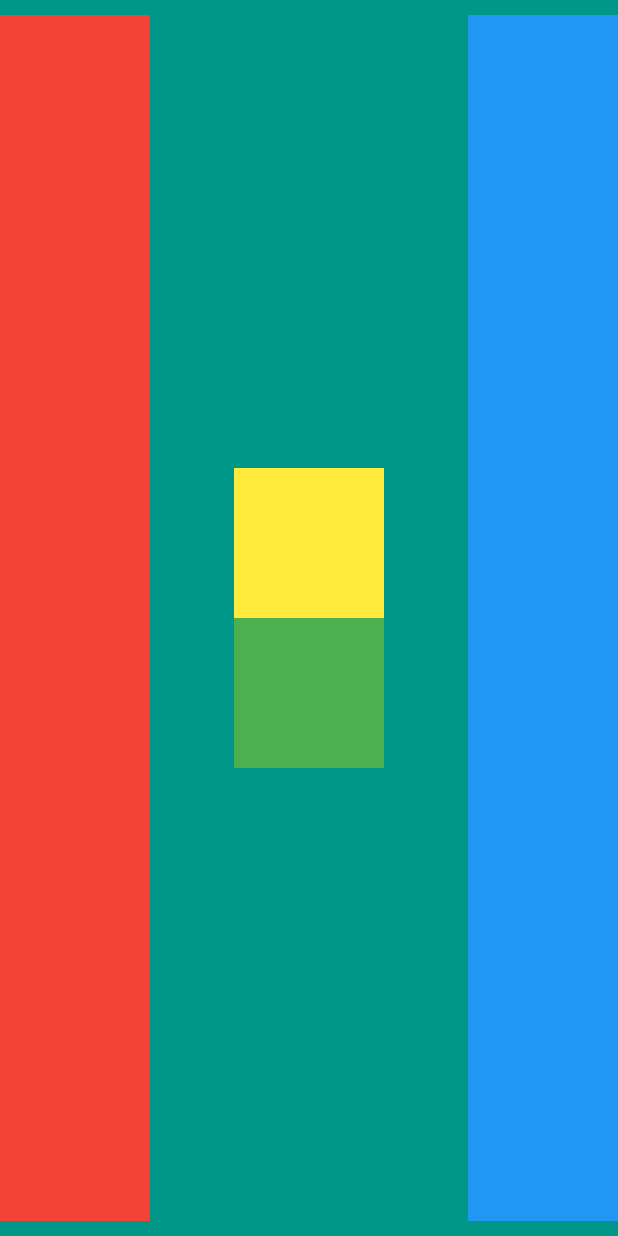
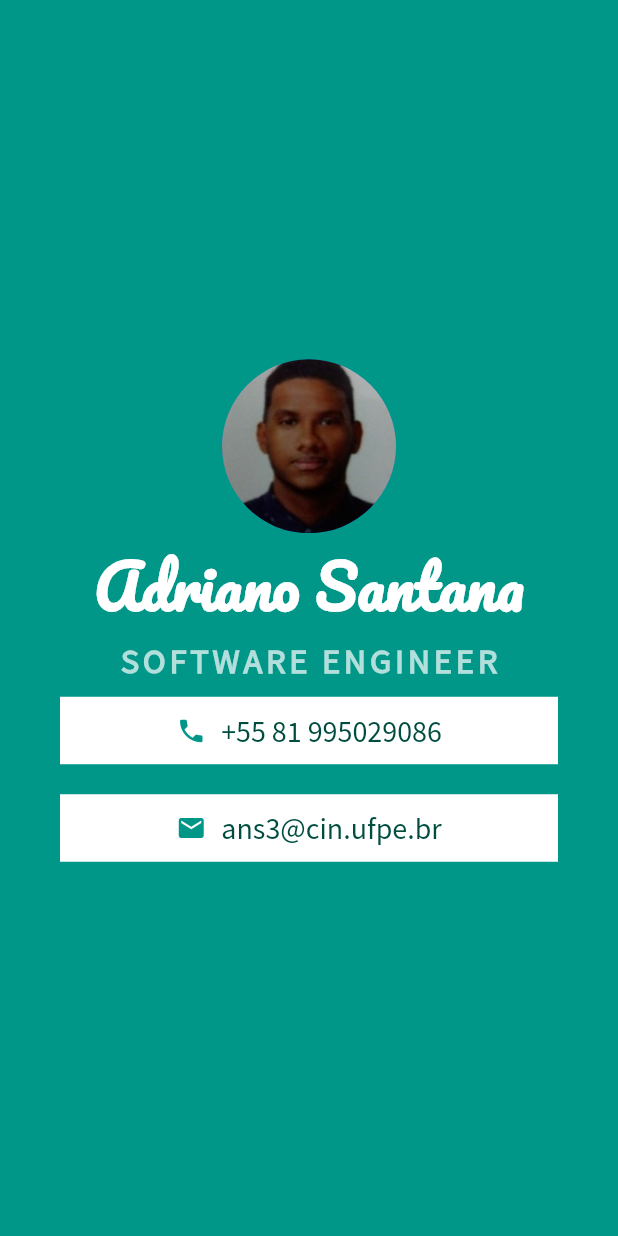
Before and after one commit to AdrianoSantana/Business-card, a Flutter app: the screen it shows after launch, on a phone screen of 412 x 824 dp. Run offline on Flutter 3.47's test engine with Material 2 defaults, Android fonts, the phone set to English and light mode, and no system bars.

Commit message:
Create business card

```diff
--- a/business_card/lib/main.dart
+++ b/business_card/lib/main.dart
@@ -13,34 +13,86 @@ class BusinessCardApp extends StatelessWidget {
       home: Scaffold(
         backgroundColor: Colors.teal,
         body: SafeArea(
-          child: Row(
-            mainAxisAlignment: MainAxisAlignment.spaceBetween,
+          child: Column(
+            mainAxisAlignment: MainAxisAlignment.center,
             children: [
-              Container(
-                color: Colors.red,
-                width: 100,
-                margin: EdgeInsets.symmetric(vertical: 10),
+              const CircleAvatar(
+                radius: 58.0,
+                backgroundImage: AssetImage('assets/Adriano.jpeg'),
               ),
-              Column(
-                mainAxisAlignment: MainAxisAlignment.center,
-                children: [
-                  Container(
-                    color: Colors.yellow,
-                    width: 100,
-                    height: 100,
-                  ),
-                  Container(
-                    color: Colors.green,
-                    width: 100,
-                    height: 100,
-                  ),
-                ],
+              const Text(
+                'Adriano Santana',
+                style: TextStyle(
+                  color: Colors.white,
+                  fontWeight: FontWeight.bold,
+                  fontSize: 40.0,
+                  fontFamily: 'Pacifico',
+                ),
+              ),
+              Text(
+                'SOFTWARE ENGINEER',
+                style: TextStyle(
+                  color: Colors.teal[100],
+                  fontFamily: 'SourceSansPro',
+                  fontSize: 23.0,
+                  letterSpacing: 2.5,
+                  fontWeight: FontWeight.bold,
+                ),
               ),
               Container(
-                color: Colors.blue,
-                width: 100,
-                margin: EdgeInsets.symmetric(vertical: 10),
-              )
+                color: Colors.white,
+                padding: const EdgeInsets.all(10.0),
+                margin: const EdgeInsets.symmetric(
+                    vertical: 10.0, horizontal: 40.0),
+                child: Row(
+                  mainAxisAlignment: MainAxisAlignment.center,
+                  children: [
+                    const Icon(
+                      Icons.phone,
+                      color: Colors.teal,
+                      size: 20.0,
+                    ),
+                    const SizedBox(
+                      width: 10.0,
+                    ),
+                    Text(
+                      "+55 81 995029086",
+                      style: TextStyle(
+                        fontFamily: 'SourceSansPro',
+                        fontSize: 20.0,
+                        color: Colors.teal.shade900,
+                      ),
+                    )
+                  ],
+                ),
+              ),
+              Container(
+                color: Colors.white,
+                padding: const EdgeInsets.all(10.0),
+                margin: const EdgeInsets.symmetric(
+                    vertical: 10.0, horizontal: 40.0),
+                child: Row(
+                  mainAxisAlignment: MainAxisAlignment.center,
+                  children: [
+                    const Icon(
+                      Icons.email,
+                      color: Colors.teal,
+                      size: 20.0,
+                    ),
+                    const SizedBox(
+                      width: 10.0,
+                    ),
+                    Text(
+                      "ans3@cin.ufpe.br",
+                      style: TextStyle(
+                        fontFamily: 'SourceSansPro',
+                        fontSize: 20.0,
+                        color: Colors.teal.shade900,
+                      ),
+                    )
+                  ],
+                ),
+              ),
             ],
           ),
         ),
```
Also changed, not shown: business_card/pubspec.yaml (+16 -59 lines), business_card/assets/Adriano.jpeg (added), business_card/assets/Pacifico-Regular.ttf (added), business_card/assets/SourceSansPro-Regular.ttf (added).
